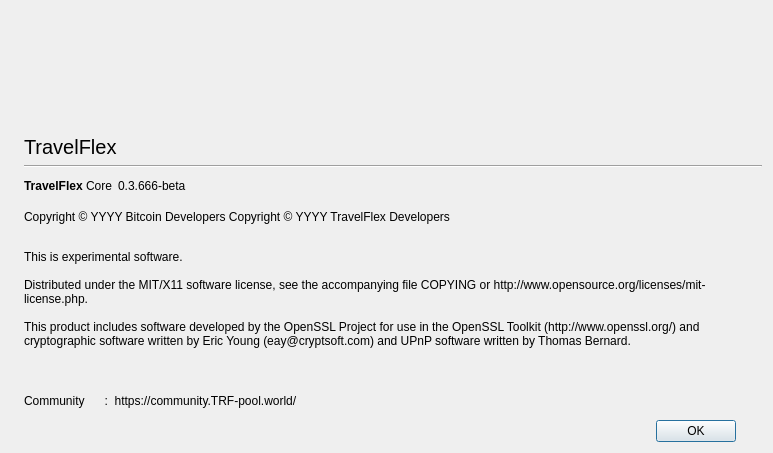
zatirdraft/TravelFlex, file src/qt/forms/aboutdialog.ui: the form before one commit.
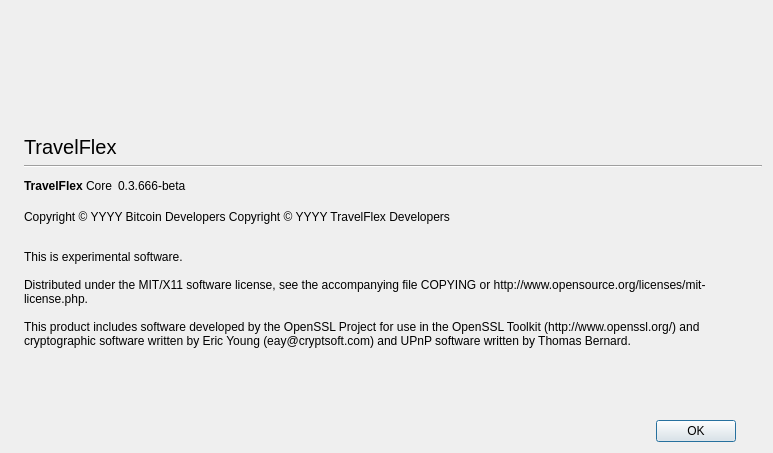
The form after the commit. Icons and pictures are not drawn.

Patch:
```diff
--- a/src/qt/forms/aboutdialog.ui
+++ b/src/qt/forms/aboutdialog.ui
@@ -255,7 +255,7 @@
    <item row="10" column="1">
     <widget class="QLabel" name="label_11">
      <property name="text">
-      <string>Community      :  https://community.TRF-pool.world/</string>
+      <string/>
      </property>
     </widget>
    </item>
```
